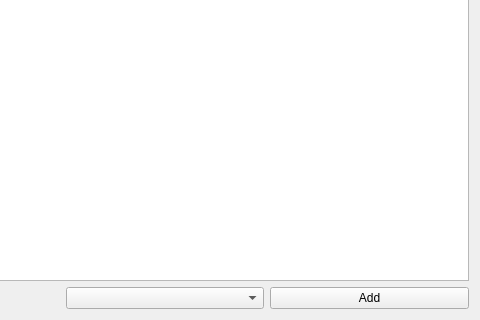
First picture: the form in ui/addFromFileWidget.ui, repository Syadon/BrickCollectionManager, before the edit; both pictures show x 150 to 630 and y 187 to 507 of the 630 by 507 pixel window.
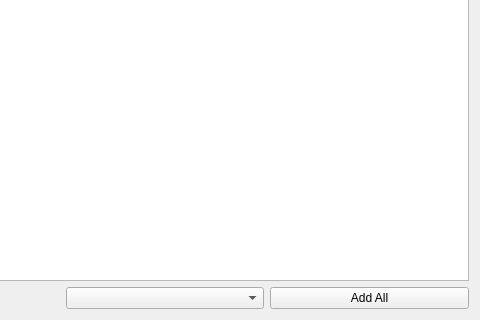
Second picture: the form after the edit.

Commit message: Fix add from file button

Diff of the .ui file:
```diff
--- a/ui/addFromFileWidget.ui
+++ b/ui/addFromFileWidget.ui
@@ -87,7 +87,7 @@
      <item>
       <widget class="QPushButton" name="pushButton">
        <property name="text">
-        <string>Add</string>
+        <string>Add All</string>
        </property>
       </widget>
      </item>
```
The commit also changes 1 other file.
